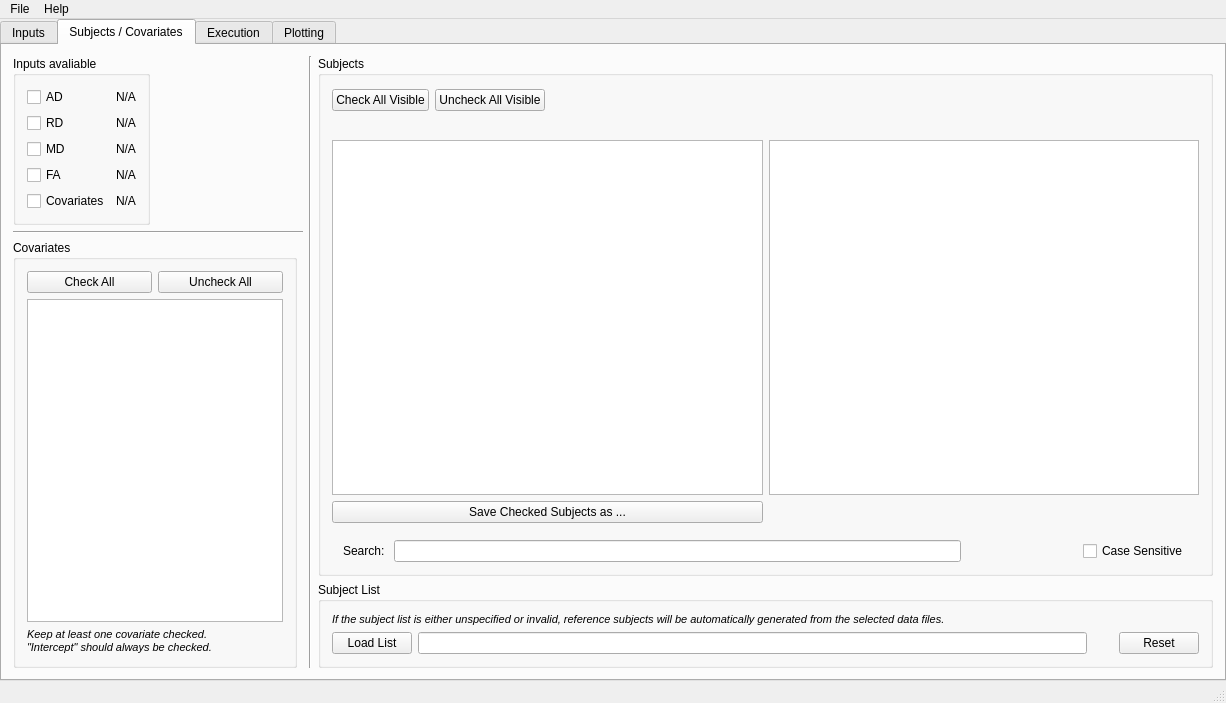
Above: FADTTSWindow.ui from jeantm/FADTTS before the change. Below: the same form after it.
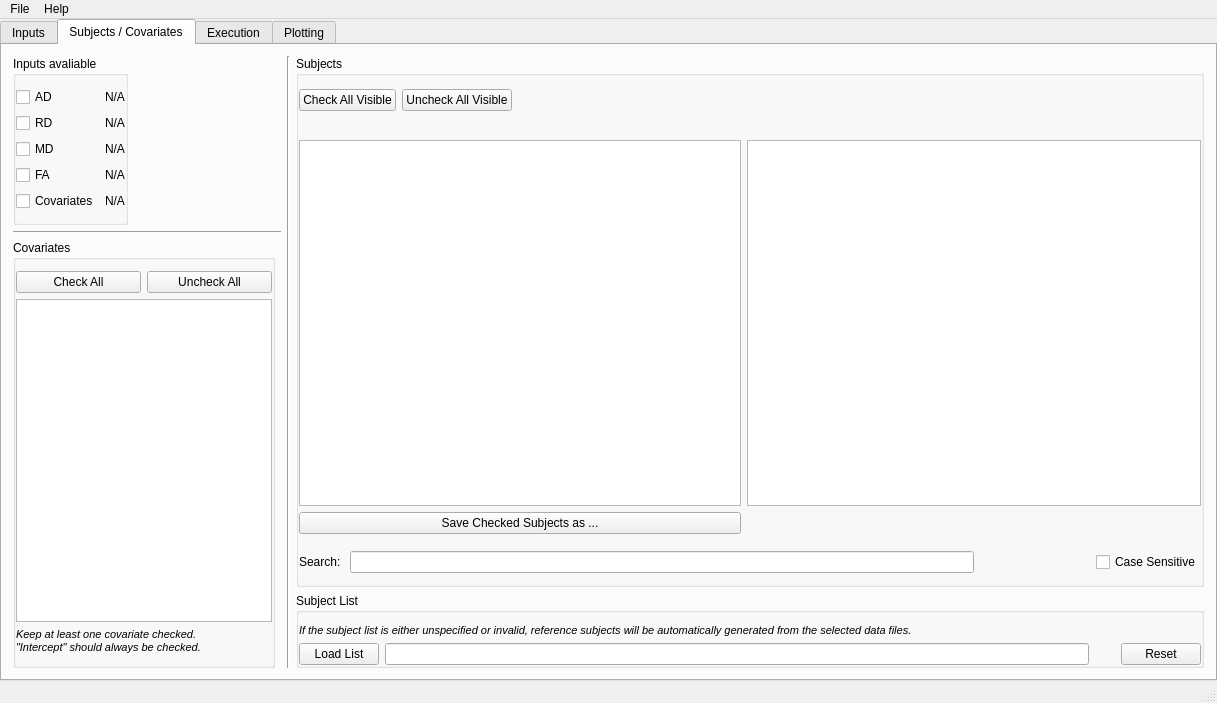
That is the form after the change. The open tabs and pages were chosen to show the change. Custom widgets are drawn as their Qt base class.

Commit message:
Project FADTTS Modification EditDialog
- Got rid of file info
- Refined dialog

What changed in the file:
```diff
--- a/FADTTSWindow.ui
+++ b/FADTTSWindow.ui
@@ -9,7 +9,7 @@
    <rect>
     <x>0</x>
     <y>0</y>
-    <width>1226</width>
+    <width>1217</width>
     <height>703</height>
    </rect>
   </property>
@@ -633,6 +633,12 @@
            <string>Covariates</string>
           </property>
           <layout class="QGridLayout" name="gridLayout_9">
+           <property name="leftMargin">
+            <number>0</number>
+           </property>
+           <property name="rightMargin">
+            <number>0</number>
+           </property>
            <item row="0" column="1">
             <widget class="QPushButton" name="subjectCovariateTab_covariatesUncheckAll_pushButton">
              <property name="sizePolicy">
@@ -700,6 +706,15 @@
            <string>Subject List</string>
           </property>
           <layout class="QGridLayout" name="gridLayout">
+           <property name="leftMargin">
+            <number>0</number>
+           </property>
+           <property name="rightMargin">
+            <number>0</number>
+           </property>
+           <property name="bottomMargin">
+            <number>0</number>
+           </property>
            <item row="0" column="0" colspan="5">
             <widget class="QLabel" name="subjectCovariateTab_warningSubjectFile_label">
              <property name="sizePolicy">
@@ -796,6 +811,12 @@
            <string>Inputs avaliable</string>
           </property>
           <layout class="QGridLayout" name="gridLayout_5">
+           <property name="leftMargin">
+            <number>0</number>
+           </property>
+           <property name="rightMargin">
+            <number>0</number>
+           </property>
            <item row="6" column="0">
             <widget class="QCheckBox" name="para_subjectCovariateTab_covariateFile_checkBox">
              <property name="sizePolicy">
@@ -948,6 +969,12 @@
            <string>Subjects</string>
           </property>
           <layout class="QGridLayout" name="gridLayout_6">
+           <property name="leftMargin">
+            <number>0</number>
+           </property>
+           <property name="rightMargin">
+            <number>0</number>
+           </property>
            <property name="bottomMargin">
             <number>0</number>
            </property>
@@ -966,8 +993,8 @@
            </item>
            <item row="1" column="0" colspan="4">
             <layout class="QGridLayout" name="subjectCovariateTab_subjectDisplay_gridLayout">
-             <item row="10" column="0" colspan="3">
-              <widget class="QPushButton" name="subjectCovariateTab_saveCheckedSubjects_pushButton">
+             <item row="0" column="3" colspan="3">
+              <widget class="QLabel" name="subjectCovariateTab_unmatchedSubjectsInformation_label">
                <property name="sizePolicy">
                 <sizepolicy hsizetype="Preferred" vsizetype="Fixed">
                  <horstretch>0</horstretch>
@@ -975,11 +1002,11 @@
                 </sizepolicy>
                </property>
                <property name="text">
-                <string>Save Checked Subjects as ...</string>
+                <string/>
                </property>
               </widget>
              </item>
-             <item row="5" column="3" rowspan="5" colspan="3">
+             <item row="1" column="3" rowspan="10" colspan="3">
               <widget class="QListWidget" name="subjectCovariateTab_unmatchedSubjectsInformation_listWidget">
                <property name="sizePolicy">
                 <sizepolicy hsizetype="Preferred" vsizetype="Preferred">
@@ -989,8 +1016,8 @@
                </property>
               </widget>
              </item>
-             <item row="4" column="3" colspan="3">
-              <widget class="QLabel" name="subjectCovariateTab_unmatchedSubjectsInformation_label">
+             <item row="11" column="0" colspan="3">
+              <widget class="QPushButton" name="subjectCovariateTab_saveCheckedSubjects_pushButton">
                <property name="sizePolicy">
                 <sizepolicy hsizetype="Preferred" vsizetype="Fixed">
                  <horstretch>0</horstretch>
@@ -998,27 +1025,11 @@
                 </sizepolicy>
                </property>
                <property name="text">
-                <string/>
+                <string>Save Checked Subjects as ...</string>
                </property>
               </widget>
              </item>
-             <item row="4" column="0" colspan="3">
-              <widget class="QLabel" name="subjectCovariateTab_matchedSubjectsInformation_label">
-               <property name="sizePolicy">
-                <sizepolicy hsizetype="Preferred" vsizetype="Fixed">
-                 <horstretch>0</horstretch>
-                 <verstretch>0</verstretch>
-                </sizepolicy>
-               </property>
-               <property name="text">
-                <string/>
-               </property>
-               <property name="alignment">
-                <set>Qt::AlignLeading|Qt::AlignLeft|Qt::AlignTop</set>
-               </property>
-              </widget>
-             </item>
-             <item row="5" column="0" rowspan="5" colspan="3">
+             <item row="1" column="0" rowspan="10" colspan="3">
               <widget class="QListWidget" name="subjectCovariateTab_matchedSubjectsInformation_listWidget">
                <property name="sizePolicy">
                 <sizepolicy hsizetype="Expanding" vsizetype="Preferred">
@@ -1040,6 +1051,22 @@
                </property>
               </widget>
              </item>
+             <item row="0" column="0" colspan="3">
+              <widget class="QLabel" name="subjectCovariateTab_matchedSubjectsInformation_label">
+               <property name="sizePolicy">
+                <sizepolicy hsizetype="Preferred" vsizetype="Fixed">
+                 <horstretch>0</horstretch>
+                 <verstretch>0</verstretch>
+                </sizepolicy>
+               </property>
+               <property name="text">
+                <string/>
+               </property>
+               <property name="alignment">
+                <set>Qt::AlignLeading|Qt::AlignLeft|Qt::AlignTop</set>
+               </property>
+              </widget>
+             </item>
             </layout>
            </item>
            <item row="2" column="0" colspan="4">
@@ -1051,6 +1078,12 @@
               </sizepolicy>
              </property>
              <layout class="QGridLayout" name="gridLayout_20">
+              <property name="leftMargin">
+               <number>0</number>
+              </property>
+              <property name="rightMargin">
+               <number>0</number>
+              </property>
               <item row="4" column="8">
                <widget class="QCheckBox" name="subjectCovariateTab_caseSensitive_checkBox">
                 <property name="sizePolicy">
@@ -2514,7 +2547,7 @@
     <rect>
      <x>0</x>
      <y>0</y>
-     <width>1226</width>
+     <width>1217</width>
      <height>25</height>
     </rect>
    </property>
```
Left out of the diff: 82 changed lines with no effect on the pictures. The commit also changes 4 other files.
